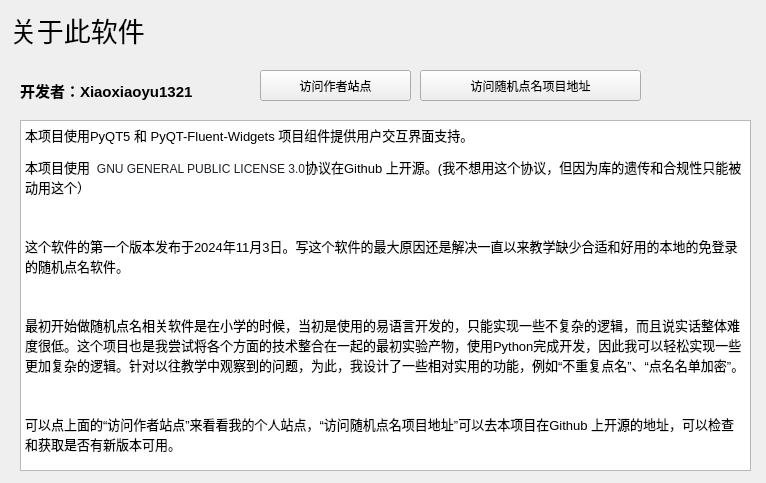
Before: the Qt Designer form bin/about.ui in Xiaoxiaoyu1321/Random-roll-call, drawn with Qt 5.
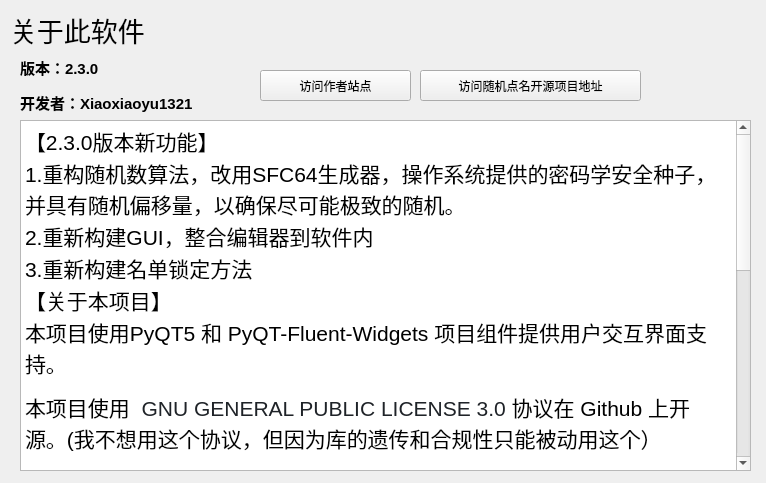
After: the same form once the commit is applied. Custom widgets are drawn as their Qt base class.

The edit to the form file:
```diff
--- a/bin/about.ui
+++ b/bin/about.ui
@@ -30,13 +30,13 @@
    <property name="geometry">
     <rect>
      <x>20</x>
-     <y>70</y>
+     <y>50</y>
      <width>211</width>
-     <height>41</height>
+     <height>71</height>
     </rect>
    </property>
    <property name="text">
-    <string>&lt;html&gt;&lt;head/&gt;&lt;body&gt;&lt;p&gt;&lt;span style=&quot; font-size:11pt; font-weight:600;&quot;&gt;开发者：Xiaoxiaoyu1321&lt;/span&gt;&lt;/p&gt;&lt;/body&gt;&lt;/html&gt;</string>
+    <string>&lt;html&gt;&lt;head/&gt;&lt;body&gt;&lt;p&gt;&lt;span style=&quot; font-size:11pt; font-weight:600;&quot;&gt;版本：2.3.0&lt;/span&gt;&lt;/p&gt;&lt;p&gt;&lt;span style=&quot; font-size:11pt; font-weight:600;&quot;&gt;开发者：Xiaoxiaoyu1321&lt;/span&gt;&lt;/p&gt;&lt;/body&gt;&lt;/html&gt;</string>
    </property>
   </widget>
   <widget class="PushButton" name="pushButton">
@@ -62,7 +62,7 @@
     </rect>
    </property>
    <property name="text">
-    <string>访问随机点名项目地址</string>
+    <string>访问随机点名开源项目地址</string>
    </property>
   </widget>
   <widget class="TextBrowser" name="textBrowser">
@@ -84,14 +84,19 @@
 &lt;html&gt;&lt;head&gt;&lt;meta name=&quot;qrichtext&quot; content=&quot;1&quot; /&gt;&lt;style type=&quot;text/css&quot;&gt;
 p, li { white-space: pre-wrap; }
 &lt;/style&gt;&lt;/head&gt;&lt;body style=&quot; font-family:'SimSun'; font-size:16pt; font-weight:400; font-style:normal;&quot;&gt;
-&lt;p style=&quot; margin-top:0px; margin-bottom:0px; margin-left:0px; margin-right:0px; -qt-block-indent:0; text-indent:0px;&quot;&gt;&lt;span style=&quot; font-size:10pt;&quot;&gt;本项目使用PyQT5 和 PyQT-Fluent-Widgets 项目组件提供用户交互界面支持。&lt;/span&gt;&lt;/p&gt;
-&lt;p style=&quot; margin-top:12px; margin-bottom:12px; margin-left:0px; margin-right:0px; -qt-block-indent:0; text-indent:0px;&quot;&gt;&lt;span style=&quot; font-size:10pt;&quot;&gt;本项目使用 &lt;/span&gt;&lt;span style=&quot; font-family:'Monaspace Neon','ui-monospace','SFMono-Regular','SF Mono','Menlo','Consolas','Liberation Mono','monospace'; font-size:9pt; color:#1f2328; background-color:#ffffff;&quot;&gt; GNU GENERAL PUBLIC LICENSE 3.0&lt;/span&gt;&lt;span style=&quot; font-size:10pt;&quot;&gt;协议在Github 上开源。(我不想用这个协议，但因为库的遗传和合规性只能被动用这个）&lt;/span&gt;&lt;/p&gt;
-&lt;p style=&quot;-qt-paragraph-type:empty; margin-top:12px; margin-bottom:12px; margin-left:0px; margin-right:0px; -qt-block-indent:0; text-indent:0px; font-size:10pt;&quot;&gt;&lt;br /&gt;&lt;/p&gt;
-&lt;p style=&quot; margin-top:12px; margin-bottom:12px; margin-left:0px; margin-right:0px; -qt-block-indent:0; text-indent:0px;&quot;&gt;&lt;span style=&quot; font-size:10pt;&quot;&gt;这个软件的第一个版本发布于2024年11月3日。写这个软件的最大原因还是解决一直以来教学缺少合适和好用的本地的免登录的随机点名软件。&lt;/span&gt;&lt;/p&gt;
-&lt;p style=&quot;-qt-paragraph-type:empty; margin-top:12px; margin-bottom:12px; margin-left:0px; margin-right:0px; -qt-block-indent:0; text-indent:0px; font-size:10pt;&quot;&gt;&lt;br /&gt;&lt;/p&gt;
-&lt;p style=&quot; margin-top:12px; margin-bottom:12px; margin-left:0px; margin-right:0px; -qt-block-indent:0; text-indent:0px;&quot;&gt;&lt;span style=&quot; font-size:10pt;&quot;&gt;最初开始做随机点名相关软件是在小学的时候，当初是使用的易语言开发的，只能实现一些不复杂的逻辑，而且说实话整体难度很低。这个项目也是我尝试将各个方面的技术整合在一起的最初实验产物，使用Python完成开发，因此我可以轻松实现一些更加复杂的逻辑。针对以往教学中观察到的问题，为此，我设计了一些相对实用的功能，例如“不重复点名”、“点名名单加密”。&lt;/span&gt;&lt;/p&gt;
-&lt;p style=&quot;-qt-paragraph-type:empty; margin-top:12px; margin-bottom:12px; margin-left:0px; margin-right:0px; -qt-block-indent:0; text-indent:0px; font-size:10pt;&quot;&gt;&lt;br /&gt;&lt;/p&gt;
-&lt;p style=&quot; margin-top:12px; margin-bottom:12px; margin-left:0px; margin-right:0px; -qt-block-indent:0; text-indent:0px;&quot;&gt;&lt;span style=&quot; font-size:10pt;&quot;&gt;可以点上面的“访问作者站点”来看看我的个人站点，“访问随机点名项目地址”可以去本项目在Github 上开源的地址，可以检查和获取是否有新版本可用。&lt;/span&gt;&lt;/p&gt;&lt;/body&gt;&lt;/html&gt;</string>
+&lt;p style=&quot; margin-top:0px; margin-bottom:0px; margin-left:0px; margin-right:0px; -qt-block-indent:0; text-indent:0px;&quot;&gt;【2.3.0版本新功能】&lt;/p&gt;
+&lt;p style=&quot; margin-top:0px; margin-bottom:0px; margin-left:0px; margin-right:0px; -qt-block-indent:0; text-indent:0px;&quot;&gt;1.重构随机数算法，改用SFC64生成器，操作系统提供的密码学安全种子，并具有随机偏移量，以确保尽可能极致的随机。&lt;/p&gt;
+&lt;p style=&quot; margin-top:0px; margin-bottom:0px; margin-left:0px; margin-right:0px; -qt-block-indent:0; text-indent:0px;&quot;&gt;2.重新构建GUI，整合编辑器到软件内&lt;/p&gt;
+&lt;p style=&quot; margin-top:0px; margin-bottom:0px; margin-left:0px; margin-right:0px; -qt-block-indent:0; text-indent:0px;&quot;&gt;3.重新构建名单锁定方法&lt;/p&gt;
+&lt;p style=&quot; margin-top:0px; margin-bottom:0px; margin-left:0px; margin-right:0px; -qt-block-indent:0; text-indent:0px;&quot;&gt;【关于本项目】&lt;/p&gt;
+&lt;p style=&quot; margin-top:0px; margin-bottom:0px; margin-left:0px; margin-right:0px; -qt-block-indent:0; text-indent:0px;&quot;&gt;本项目使用PyQT5 和 PyQT-Fluent-Widgets 项目组件提供用户交互界面支持。&lt;/p&gt;
+&lt;p style=&quot; margin-top:12px; margin-bottom:12px; margin-left:0px; margin-right:0px; -qt-block-indent:0; text-indent:0px;&quot;&gt;本项目使用 &lt;span style=&quot; font-family:'Monaspace Neon','ui-monospace','SFMono-Regular','SF Mono','Menlo','Consolas','Liberation Mono','monospace'; color:#1f2328; background-color:#ffffff;&quot;&gt; GNU GENERAL PUBLIC LICENSE 3.0 &lt;/span&gt;协议在 Github 上开源。(我不想用这个协议，但因为库的遗传和合规性只能被动用这个）&lt;/p&gt;
+&lt;p style=&quot;-qt-paragraph-type:empty; margin-top:12px; margin-bottom:12px; margin-left:0px; margin-right:0px; -qt-block-indent:0; text-indent:0px;&quot;&gt;&lt;br /&gt;&lt;/p&gt;
+&lt;p style=&quot; margin-top:12px; margin-bottom:12px; margin-left:0px; margin-right:0px; -qt-block-indent:0; text-indent:0px;&quot;&gt;这个软件的第一个版本发布于2024年11月3日。写这个软件的最大原因还是解决一直以来教学缺少合适和好用的本地的免登录的随机点名软件。&lt;/p&gt;
+&lt;p style=&quot;-qt-paragraph-type:empty; margin-top:12px; margin-bottom:12px; margin-left:0px; margin-right:0px; -qt-block-indent:0; text-indent:0px;&quot;&gt;&lt;br /&gt;&lt;/p&gt;
+&lt;p style=&quot; margin-top:12px; margin-bottom:12px; margin-left:0px; margin-right:0px; -qt-block-indent:0; text-indent:0px;&quot;&gt;最初开始做随机点名相关软件是在小学的时候，当初是使用的易语言开发的，只能实现一些不复杂的逻辑，而且说实话整体难度很低。这个项目也是我尝试将各个方面的技术整合在一起的最初实验产物，使用Python完成开发，因此我可以轻松实现一些更加复杂的逻辑。针对以往教学中观察到的问题，为此，我设计了一些相对实用的功能，例如“不重复点名”、“点名名单加密”。&lt;/p&gt;
+&lt;p style=&quot;-qt-paragraph-type:empty; margin-top:12px; margin-bottom:12px; margin-left:0px; margin-right:0px; -qt-block-indent:0; text-indent:0px;&quot;&gt;&lt;br /&gt;&lt;/p&gt;
+&lt;p style=&quot; margin-top:12px; margin-bottom:12px; margin-left:0px; margin-right:0px; -qt-block-indent:0; text-indent:0px;&quot;&gt;可以点上面的“访问作者站点”来看看我的个人站点，“访问随机点名项目地址”可以去本项目在Github 上开源的地址，可以检查和获取是否有新版本可用。&lt;/p&gt;&lt;/body&gt;&lt;/html&gt;</string>
    </property>
   </widget>
  </widget>
```
